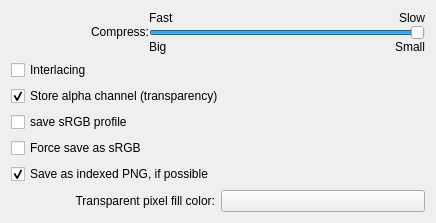
First picture: the form in krita/plugins/formats/png/kis_wdg_options_png.ui, repository KDE/krita, before the edit.
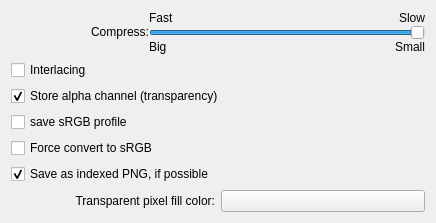
Second picture: the form after the edit. Custom widgets are drawn as their Qt base class.

Commit message: Also add the force sRGB checkbox to the JPEG export filter.

What changed in the file:
```diff
--- a/krita/plugins/formats/png/kis_wdg_options_png.ui
+++ b/krita/plugins/formats/png/kis_wdg_options_png.ui
@@ -211,7 +211,7 @@
    <item row="4" column="0">
     <widget class="QCheckBox" name="chkForceSRGB">
      <property name="text">
-      <string>Force save as sRGB</string>
+      <string>Force convert to sRGB</string>
      </property>
     </widget>
    </item>
```
The commit also changes 5 other files.
